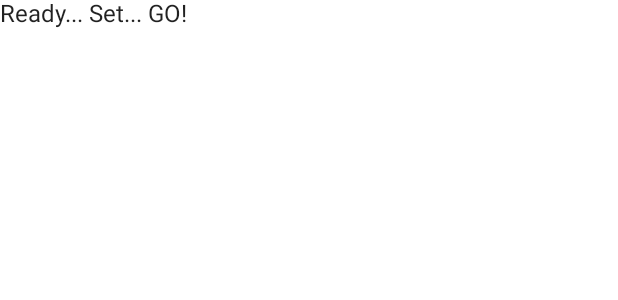
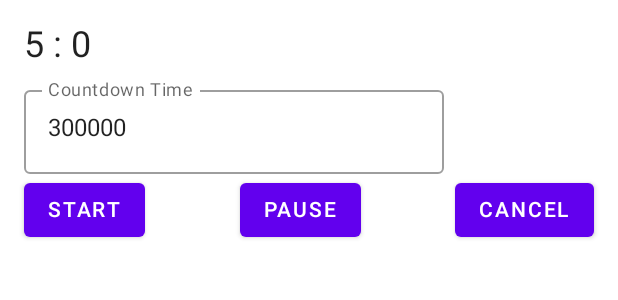
Before and after one commit to twerske/compose-challenge-week-2, an Android app built with Jetpack Compose: the @Preview function LightPreview, on a phone screen of 412 x 824 dp. Shown: the top 300 px of the screen. Run offline under Robolectric (Android 15) with nearby library versions, the phone set to English and light mode, and no system bars; our stand-ins replace livedata-compose.

Commit message:
buggy functionality - going to overrite in the morn

```diff
--- a/app/build.gradle
+++ b/app/build.gradle
@@ -73,6 +73,13 @@ dependencies {
     implementation "androidx.compose.material:material-icons-extended:$compose_version"
     implementation "androidx.compose.ui:ui-tooling:$compose_version"
     implementation 'androidx.lifecycle:lifecycle-runtime-ktx:2.3.0'
+    implementation "android.arch.lifecycle:extensions:1.1.1"
+    implementation "androidx.compose.runtime:runtime-livedata:$compose_version"
+    implementation "androidx.navigation:navigation-compose:1.0.0-alpha08"
+    implementation "dev.chrisbanes.accompanist:accompanist-coil:0.6.1"
+    implementation 'androidx.lifecycle:lifecycle-runtime-ktx:2.3.0'
+    implementation 'androidx.navigation:navigation-runtime-ktx:2.3.3'
+    implementation 'androidx.lifecycle:lifecycle-livedata-ktx:2.3.0'
 
     testImplementation 'junit:junit:4.13.2'
 
--- a/app/src/main/java/com/example/androiddevchallenge/MainActivity.kt
+++ b/app/src/main/java/com/example/androiddevchallenge/MainActivity.kt
@@ -15,16 +15,30 @@
  */
 package com.example.androiddevchallenge
 
+import android.os.Build
 import android.os.Bundle
+import android.os.CountDownTimer
 import androidx.activity.compose.setContent
+import androidx.annotation.RequiresApi
 import androidx.appcompat.app.AppCompatActivity
-import androidx.compose.material.MaterialTheme
-import androidx.compose.material.Surface
-import androidx.compose.material.Text
-import androidx.compose.runtime.Composable
+import androidx.compose.animation.ExperimentalAnimationApi
+import androidx.compose.foundation.ExperimentalFoundationApi
+import androidx.compose.foundation.layout.*
+import androidx.compose.material.*
+import androidx.compose.runtime.*
+import androidx.compose.runtime.livedata.observeAsState
+import androidx.compose.ui.Modifier
 import androidx.compose.ui.tooling.preview.Preview
+import androidx.compose.ui.unit.dp
+import androidx.lifecycle.LiveData
+import androidx.lifecycle.MutableLiveData
+import androidx.lifecycle.ViewModel
+import androidx.lifecycle.viewmodel.compose.viewModel
 import com.example.androiddevchallenge.ui.theme.MyTheme
 
+@ExperimentalFoundationApi
+@ExperimentalAnimationApi
+@RequiresApi(Build.VERSION_CODES.O)
 class MainActivity : AppCompatActivity() {
     override fun onCreate(savedInstanceState: Bundle?) {
         super.onCreate(savedInstanceState)
@@ -37,13 +51,19 @@ class MainActivity : AppCompatActivity() {
 }
 
 // Start building your app here!
+@ExperimentalFoundationApi
+@ExperimentalAnimationApi
+@RequiresApi(Build.VERSION_CODES.O)
 @Composable
-fun MyApp() {
+fun MyApp(timeViewModel: TimeViewModel = viewModel()) {
     Surface(color = MaterialTheme.colors.background) {
-        Text(text = "Ready... Set... GO!")
+        TimeDisplay(timeViewModel)
     }
 }
 
+@ExperimentalFoundationApi
+@ExperimentalAnimationApi
+@RequiresApi(Build.VERSION_CODES.O)
 @Preview("Light Theme", widthDp = 360, heightDp = 640)
 @Composable
 fun LightPreview() {
@@ -52,6 +72,9 @@ fun LightPreview() {
     }
 }
 
+@ExperimentalFoundationApi
+@ExperimentalAnimationApi
+@RequiresApi(Build.VERSION_CODES.O)
 @Preview("Dark Theme", widthDp = 360, heightDp = 640)
 @Composable
 fun DarkPreview() {
@@ -59,3 +82,87 @@ fun DarkPreview() {
         MyApp()
     }
 }
+
+@ExperimentalAnimationApi
+@ExperimentalFoundationApi
+@OptIn(ExperimentalFoundationApi::class)
+@RequiresApi(Build.VERSION_CODES.O)
+@Composable
+fun TimeDisplay(viewModel: TimeViewModel) {
+    val time: Long by viewModel.time.observeAsState(300000L)
+    val countdown = object : CountDownTimer(time, 1000) {
+        override fun onTick(l: Long) {
+            viewModel.onTimeChanged(l)
+        }
+
+        override fun onFinish() {
+
+        }
+    }
+
+    Column(modifier = Modifier.padding(16.dp)) {
+        val m = viewModel.getMinutes()
+        val s = viewModel.getSeconds()
+
+        Text(
+            text = "$m : $s",
+            modifier = Modifier.padding(bottom = 8.dp),
+            style = MaterialTheme.typography.h5
+        )
+        OutlinedTextField(
+            value = time.toString(),
+            onValueChange = {
+                countdown.cancel()
+                viewModel.onTimeChanged(it.toLong())
+            },
+            label = { Text("Countdown Time") }
+        )
+        Row(
+            modifier = Modifier.fillMaxWidth(),
+            horizontalArrangement = Arrangement.SpaceBetween
+        ) {
+            Button(onClick = { countdown.start() }) {
+                Text(text = "START")
+            }
+            Button(onClick = { countdown.start() }) {
+                Text(text = "PAUSE")
+            }
+            Button(onClick = { countdown.cancel() }) {
+                Text(text = "CANCEL")
+            }
+        }
+    }
+}
+
+class TimeViewModel : ViewModel() {
+    private val _time = MutableLiveData(300000L)
+    val time: LiveData<Long> = _time
+
+    fun onTimeChanged(newTime: Long) {
+        _time.value = newTime
+    }
+
+    fun getMinutes(): Long {
+        return (_time.value!! / 1000) / 60
+    }
+
+    fun getSeconds(): Long {
+        return (_time.value!! / 1000) % 60
+    }
+
+//    fun getYears() {
+//        return (_time.value / 1000) / 60
+//    }
+
+//    fun getMonths() {
+//        return (_time.value / 1000) / 60
+//    }
+
+//    fun getDays() {
+//        return (_time.value / 1000) / 60
+//    }
+
+//    fun getHours() {
+//        return (_time.value / 1000) / 60
+//    }
+}
```
